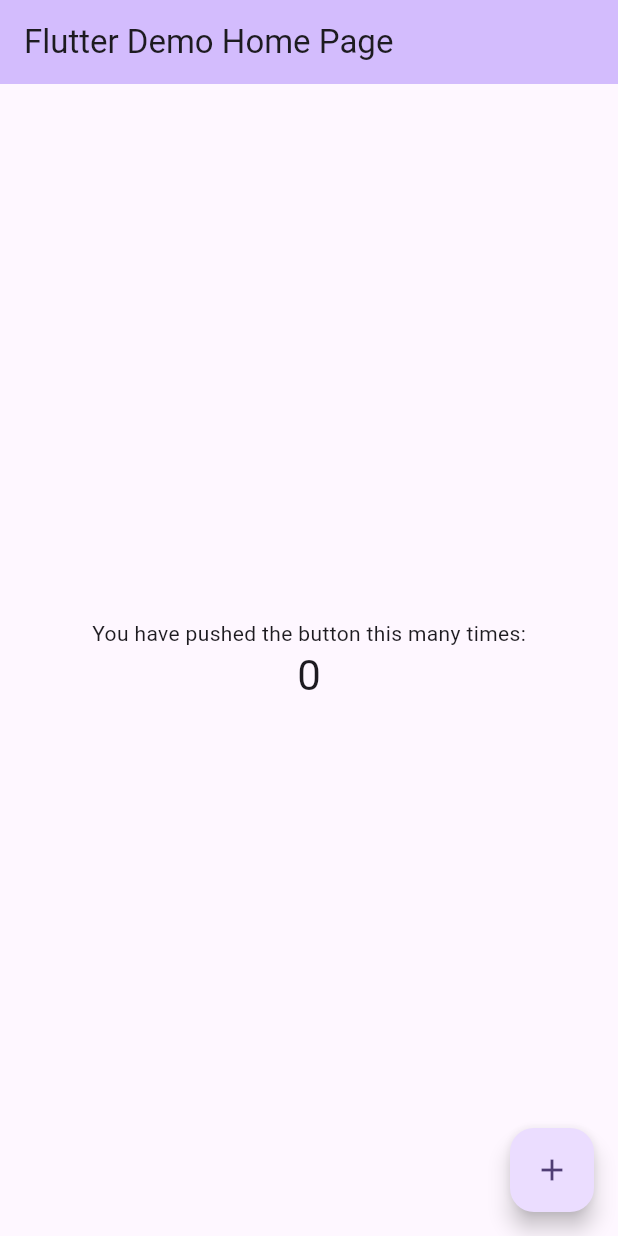
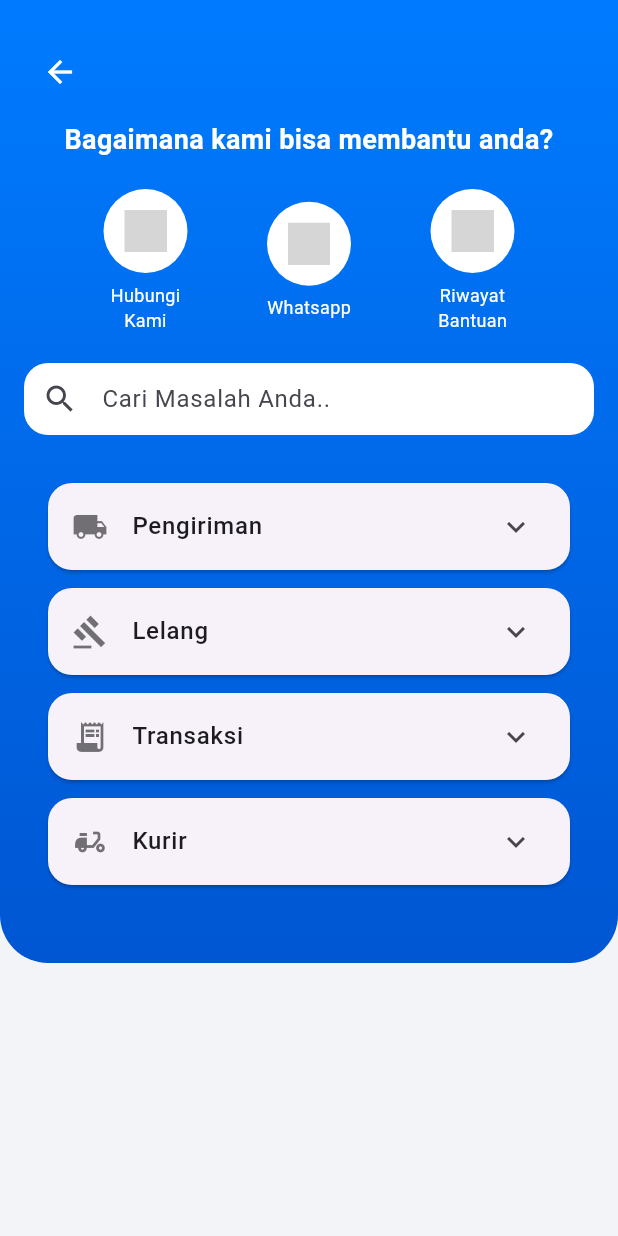
Before and after one commit to brnestrousb/ECargo, a Flutter app: the screen it shows after launch, on a phone screen of 412 x 824 dp. Run offline on Flutter 3.47's test engine with Material 3 defaults, Android fonts, the phone set to English and light mode, and no system bars; our stand-ins replace flutter_svg; grey boxes are pictures that could not be loaded.

Commit message:
Penambahan Help Page

```diff
--- /dev/null
+++ b/lib/features/help/pages/help_home_page.dart
@@ -0,0 +1,133 @@
+import 'package:flutter/material.dart';
+import '../widgets/contact_option.dart';
+import '../widgets/help_category_card.dart';
+
+class HelpHomePage extends StatelessWidget {
+  const HelpHomePage({super.key});
+
+  @override
+  Widget build(BuildContext context) {
+    return Scaffold(
+      backgroundColor: const Color(0xFFF2F4F7),
+      body: SafeArea(
+        child: Column(
+          children: [
+            Container(
+              decoration: const BoxDecoration(
+                gradient: LinearGradient(
+                  colors: [Color(0xFF007BFF), Color(0xFF0056D2)],
+                  begin: Alignment.topCenter,
+                  end: Alignment.bottomCenter,
+                ),
+                borderRadius: BorderRadius.vertical(
+                  bottom: Radius.circular(32),
+                ),
+              ),
+              padding: const EdgeInsets.symmetric(horizontal: 16, vertical: 24),
+              child: Column(
+                crossAxisAlignment: CrossAxisAlignment.center,
+                children: [
+                  Align(
+                    alignment: Alignment.centerLeft,
+                    child: IconButton(
+                      onPressed: () => Navigator.pop(context),
+                      icon: const Icon(Icons.arrow_back, color: Colors.white),
+                    ),
+                  ),
+                  const SizedBox(height: 8),
+                  const Text(
+                    "Bagaimana kami bisa membantu anda?",
+                    textAlign: TextAlign.center,
+                    style: TextStyle(
+                      fontSize: 18,
+                      fontWeight: FontWeight.bold,
+                      color: Colors.white,
+                    ),
+                  ),
+                  const SizedBox(height: 20), //
+                  Row(
+                    mainAxisAlignment: MainAxisAlignment.spaceEvenly,
+                    children: const [
+                      ContactOption(
+                        iconPath: 'assets/icons/call.svg',
+                        label: 'Hubungi\nKami',
+                      ),
+                      ContactOption(
+                        iconPath: 'assets/icons/whatsapp.svg',
+                        label: 'Whatsapp',
+                      ),
+                      ContactOption(
+                        iconPath: 'assets/icons/history.svg',
+                        label: 'Riwayat\nBantuan',
+                      ),
+                    ],
+                  ),
+                  SizedBox(height: 20), // Too Many Arguments
+                  TextField(
+                    decoration: InputDecoration(
+                      hintText: "Cari Masalah Anda..",
+                      prefixIcon: const Icon(Icons.search),
+                      filled: true,
+                      fillColor: Colors.white,
+                      contentPadding: const EdgeInsets.symmetric(vertical: 4),
+                      border: OutlineInputBorder(
+                        borderRadius: BorderRadius.circular(16),
+                        borderSide: BorderSide.none,
+                      ),
+                    ),
+                  ),
+                  SizedBox(height: 16),
+                  Expanded(
+                    child: SingleChildScrollView(
+                      padding: const EdgeInsets.all(16),
+                      child: Column(
+                        children: const [
+                          HelpCategoryCard(
+                            icon: Icons.local_shipping,
+                            title: 'Pengiriman',
+                            question: [
+                              'Bagaimana cara melacak status pengiriman saya?',
+                              'Bagaimana estimasi waktu pengiriman?',
+                              'Apakah bisa mengganti alamat pengiriman setelah transaksi?',
+                            ],
+                          ),
+                          HelpCategoryCard(
+                            icon: Icons.gavel,
+                            title: 'Lelang',
+                            question: [
+                              'Bagaimana cara mengikuti lelang?',
+                              'Apa saja syarat mengikuti lelang?',
+                              'Apakah lelang bersifat real-time?',
+                            ],
+                          ),
+                          HelpCategoryCard(
+                            icon: Icons.receipt_long,
+                            title: 'Transaksi',
+                            question: [
+                              'Bagaimana cara melihat riwayat transaksi?',
+                              'Apakah saya bisa membatalkan transaksi?',
+                              'Bagaimana jika pembayaran gagal?',
+                            ],
+                          ),
+                          HelpCategoryCard(
+                            icon: Icons.delivery_dining,
+                            title: 'Kurir',
+                            question: [
+                              'Bagaimana memilih kurir saat checkout?',
+                              'Kurir tidak datang, apa yang harus saya lakukan?',
+                              'Apakah bisa menjadwalkan ulang pengiriman?',
+                            ],
+                          ),
+                        ],
+                      ),
+                    ),
+                  ),
+                ],
+              ),
+            ),
+          ],
+        ),
+      ),
+    );
+  }
+}
--- /dev/null
+++ b/lib/features/help/widgets/contact_option.dart
@@ -0,0 +1,28 @@
+import 'package:flutter/material.dart';
+import 'package:flutter_svg/flutter_svg.dart';
+
+class ContactOption extends StatelessWidget {
+  const ContactOption({super.key, required this.iconPath, required this.label});
+
+  final String iconPath;
+  final String label;
+
+  @override
+  Widget build(BuildContext context) {
+    return Column(
+      children: [
+        CircleAvatar(
+          radius: 28,
+          backgroundColor: Colors.white,
+          child: SvgPicture.asset(iconPath, width: 28),
+        ),
+        const SizedBox(height: 6),
+        Text(
+          label,
+          textAlign: TextAlign.center,
+          style: const TextStyle(fontSize: 12, color: Colors.white),
+        ),
+      ],
+    );
+  }
+}
--- /dev/null
+++ b/lib/features/help/widgets/help_category_card.dart
@@ -0,0 +1,20 @@
+import 'package:flutter/material.dart';
+
+class HelpCategoryCard extends StatelessWidget {
+  const HelpCategoryCard({super.key, required this.icon, required this.title, required List question});
+  final IconData icon;
+  final String title;
+
+  @override
+  Widget build(BuildContext context) {
+    return Card(
+      margin: const EdgeInsets.only(bottom: 12),
+      shape: RoundedRectangleBorder(borderRadius: BorderRadius.circular(16)),
+      child: ExpansionTile(
+        leading: Icon(icon, color: Colors.black54),
+        title: Text(title, style: const TextStyle(fontWeight: FontWeight.w500)),
+        children: [],
+      ),
+    );
+  }
+}
--- a/lib/main.dart
+++ b/lib/main.dart
@@ -1,3 +1,4 @@
+import 'package:ecargo_support/features/help/pages/help_home_page.dart';
 import 'package:flutter/material.dart';
 
 void main() {
@@ -9,112 +10,8 @@ class MyApp extends StatelessWidget {
   @override
   Widget build(BuildContext context) {
     return MaterialApp(
-      title: 'Flutter Demo',
-      theme: ThemeData(
-        // This is the theme of your application.
-        //
-        // TRY THIS: Try running your application with "flutter run". You'll see
-        // the application has a purple toolbar. Then, without quitting the app,
-        // try changing the seedColor in the colorScheme below to Colors.green
-        // and then invoke "hot reload" (save your changes or press the "hot
-        // reload" button in a Flutter-supported IDE, or press "r" if you used
-        // the command line to start the app).
-        //
-        // Notice that the counter didn't reset back to zero; the application
-        // state is not lost during the reload. To reset the state, use hot
-        // restart instead.
-        //
-        // This works for code too, not just values: Most code changes can be
-        // tested with just a hot reload.
-        colorScheme: ColorScheme.fromSeed(seedColor: Colors.deepPurple),
-      ),
-      home: const MyHomePage(title: 'Flutter Demo Home Page'),
+      debugShowCheckedModeBanner: false,
+      home: HelpHomePage()
     );
   }
 }
-
-class MyHomePage extends StatefulWidget {
-  const MyHomePage({super.key, required this.title});
-
-  // This widget is the home page of your application. It is stateful, meaning
-  // that it has a State object (defined below) that contains fields that affect
-  // how it looks.
-
-  // This class is the configuration for the state. It holds the values (in this
-  // case the title) provided by the parent (in this case the App widget) and
-  // used by the build method of the State. Fields in a Widget subclass are
-  // always marked "final".
-
-  final String title;
-
-  @override
-  State<MyHomePage> createState() => _MyHomePageState();
-}
-
-class _MyHomePageState extends State<MyHomePage> {
-  int _counter = 0;
-
-  void _incrementCounter() {
-    setState(() {
-      // This call to setState tells the Flutter framework that something has
-      // changed in this State, which causes it to rerun the build method below
-      // so that the display can reflect the updated values. If we changed
-      // _counter without calling setState(), then the build method would not be
-      // called again, and so nothing would appear to happen.
-      _counter++;
-    });
-  }
-
-  @override
-  Widget build(BuildContext context) {
-    // This method is rerun every time setState is called, for instance as done
-    // by the _incrementCounter method above.
-    //
-    // The Flutter framework has been optimized to make rerunning build methods
-    // fast, so that you can just rebuild anything that needs updating rather
-    // than having to individually change instances of widgets.
-    return Scaffold(
-      appBar: AppBar(
-        // TRY THIS: Try changing the color here to a specific color (to
-        // Colors.amber, perhaps?) and trigger a hot reload to see the AppBar
-        // change color while the other colors stay the same.
-        backgroundColor: Theme.of(context).colorScheme.inversePrimary,
-        // Here we take the value from the MyHomePage object that was created by
-        // the App.build method, and use it to set our appbar title.
-        title: Text(widget.title),
-      ),
-      body: Center(
-        // Center is a layout widget. It takes a single child and positions it
-        // in the middle of the parent.
-        child: Column(
-          // Column is also a layout widget. It takes a list of children and
-          // arranges them vertically. By default, it sizes itself to fit its
-          // children horizontally, and tries to be as tall as its parent.
-          //
-          // Column has various properties to control how it sizes itself and
-          // how it positions its children. Here we use mainAxisAlignment to
-          // center the children vertically; the main axis here is the vertical
-          // axis because Columns are vertical (the cross axis would be
-          // horizontal).
-          //
-          // TRY THIS: Invoke "debug painting" (choose the "Toggle Debug Paint"
-          // action in the IDE, or press "p" in the console), to see the
-          // wireframe for each widget.
-          mainAxisAlignment: MainAxisAlignment.center,
-          children: <Widget>[
-            const Text('You have pushed the button this many times:'),
-            Text(
-              '$_counter',
-              style: Theme.of(context).textTheme.headlineMedium,
-            ),
-          ],
-        ),
-      ),
-      floatingActionButton: FloatingActionButton(
-        onPressed: _incrementCounter,
-        tooltip: 'Increment',
-        child: const Icon(Icons.add),
-      ), // This trailing comma makes auto-formatting nicer for build methods.
-    );
-  }
-}
```
Also changed, not shown: pubspec.yaml (+5 -41 lines), lib/routes.dart (added), pubspec.lock, 1 other file.
